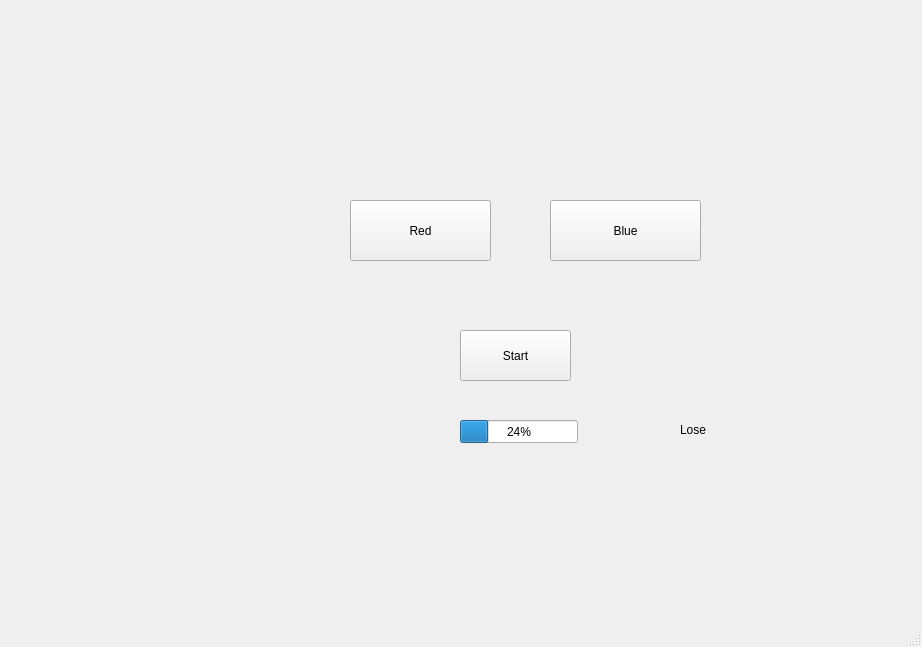
The window that mainwindow.ui (University-of-Utah-CS3505/a6-simon-f24-LTY0YZL) describes before a commit, drawn with Qt 5.
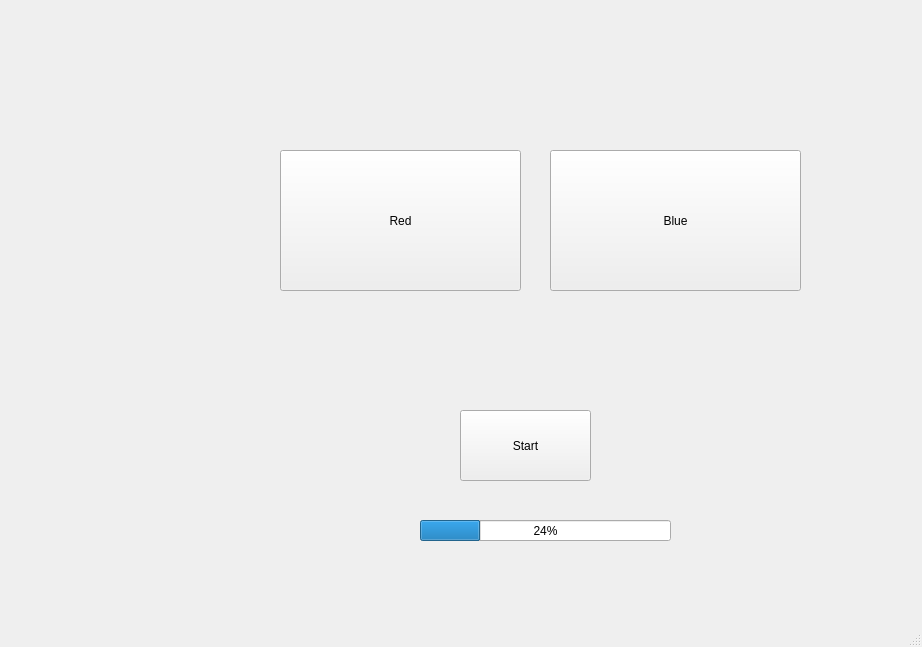
The same window after the commit.

Diff of the .ui file:
```diff
--- a/mainwindow.ui
+++ b/mainwindow.ui
@@ -17,10 +17,10 @@
    <widget class="QPushButton" name="redButton">
     <property name="geometry">
      <rect>
-      <x>350</x>
-      <y>200</y>
-      <width>141</width>
-      <height>61</height>
+      <x>280</x>
+      <y>150</y>
+      <width>241</width>
+      <height>141</height>
      </rect>
     </property>
     <property name="text">
@@ -31,9 +31,9 @@
     <property name="geometry">
      <rect>
       <x>550</x>
-      <y>200</y>
-      <width>151</width>
-      <height>61</height>
+      <y>150</y>
+      <width>251</width>
+      <height>141</height>
      </rect>
     </property>
     <property name="text">
@@ -44,9 +44,9 @@
     <property name="geometry">
      <rect>
       <x>460</x>
-      <y>330</y>
-      <width>111</width>
-      <height>51</height>
+      <y>410</y>
+      <width>131</width>
+      <height>71</height>
      </rect>
     </property>
     <property name="text">
@@ -56,10 +56,10 @@
    <widget class="QProgressBar" name="progressBar">
     <property name="geometry">
      <rect>
-      <x>460</x>
-      <y>420</y>
-      <width>118</width>
-      <height>23</height>
+      <x>420</x>
+      <y>520</y>
+      <width>251</width>
+      <height>21</height>
      </rect>
     </property>
     <property name="value">
@@ -69,14 +69,14 @@
    <widget class="QLabel" name="loseMessage">
     <property name="geometry">
      <rect>
-      <x>680</x>
-      <y>420</y>
-      <width>63</width>
-      <height>20</height>
+      <x>440</x>
+      <y>320</y>
+      <width>181</width>
+      <height>51</height>
      </rect>
     </property>
     <property name="text">
-     <string>Lose</string>
+     <string/>
     </property>
    </widget>
   </widget>
```
